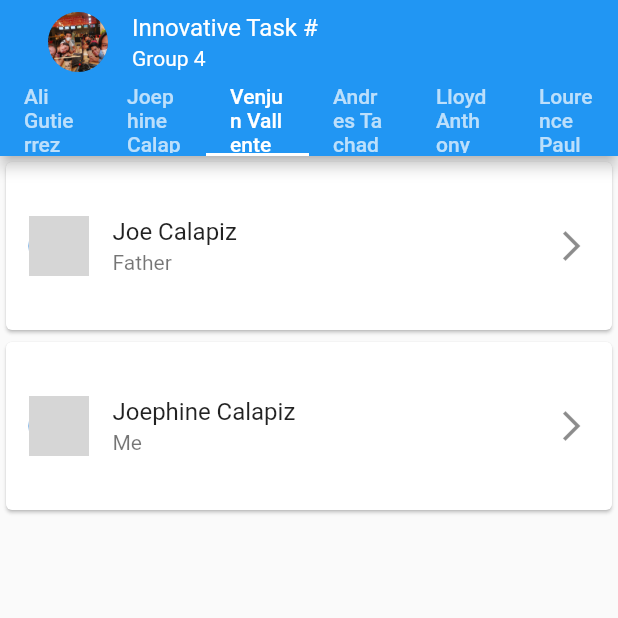
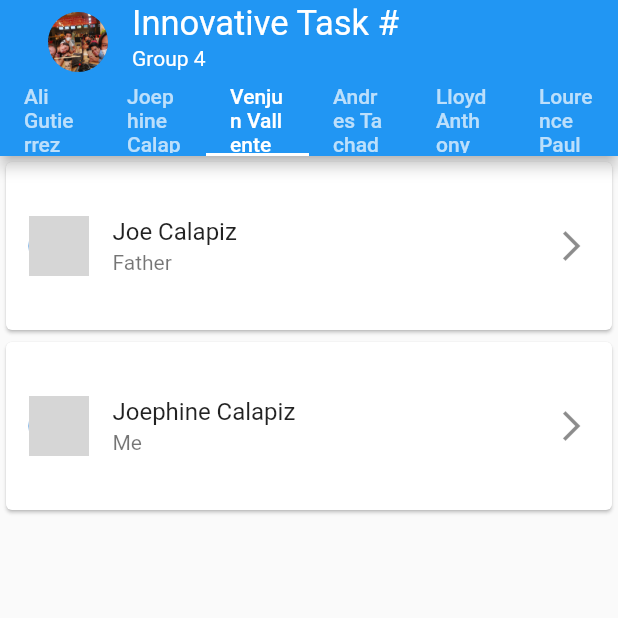
Before and after one commit to aelizeir/group4-innovative-task, a Flutter app: the screen it shows after launch, tab 3 chosen, on a phone screen of 412 x 824 dp, the top half of it. Run offline on Flutter 3.47's test engine with Material 2 defaults, Android fonts, the phone set to English and light mode, and no system bars; network calls fail; grey boxes are pictures that could not be loaded.

Commit message:
Update home.dart

```diff
--- a/lib/home.dart
+++ b/lib/home.dart
@@ -70,17 +70,26 @@ class _HomeState extends State<Home> with SingleTickerProviderStateMixin {
         age: '0',
         image: 'https://exploringbits.com/wp-content/uploads/2022/01/cute-pfp-4.jpg?ezimgfmt=rs:670x673/rscb3/ng:webp/ngcb3'
     ),
+         Family(
+        id: 2,
+        name: 'Josephine Calapiz',
+        relationship: 'Mother',
+        occupation: 'Housewife',
+        birthday: 'March 18, 1970',
+        age: '51',
+        image: 'https://encrypted-tbn0.gstatic.com/images?q=tbn:ANd9GcSYqnDZ9uyA-QZS3fi_KNz6In6-N15vZjUgC9trGEFKumJOSHaQL8oERzvBcRi0KxokcHM&usqp=CAU'
+    ),
     Family(
-        id: 2,
-        name: 'Joephine Calapiz',
-        relationship: 'Me',
+        id: 3,
+        name: 'Mitch Calapiz',
+        relationship: 'Sister',
         occupation: 'Student',
-        birthday: 'Unrecorded',
-        age: '0',
+        birthday: 'September 14, 1997',
+        age: '24',
         image: 'https://encrypted-tbn0.gstatic.com/images?q=tbn:ANd9GcSYqnDZ9uyA-QZS3fi_KNz6In6-N15vZjUgC9trGEFKumJOSHaQL8oERzvBcRi0KxokcHM&usqp=CAU'
     ),
      Family(
-        id: 3,
+        id: 4,
         name: 'Josephine Calapiz',
         relationship: 'Mother',
         occupation: 'Housewife',
@@ -209,7 +218,7 @@ class _HomeState extends State<Home> with SingleTickerProviderStateMixin {
       appBar: AppBar(
         title: const ListTile(
           leading: CircleAvatar(backgroundImage: AssetImage('assets/images/group4.jpg')),
-          title: Text('Innovative Task #', style: TextStyle(color: Colors.white)),
+          title: Text('Innovative Task #', style: TextStyle(color: Colors.white,fontSize: 23.0 )),
           subtitle: Text('Group 4', style: TextStyle(color: Colors.white, fontSize: 14.0)),
 
         ),
```
